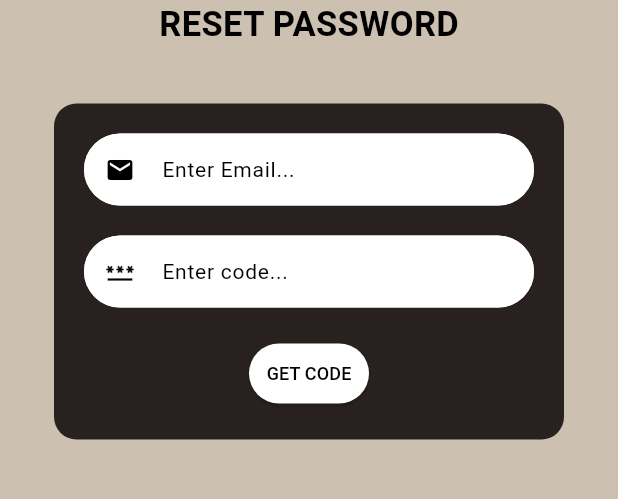
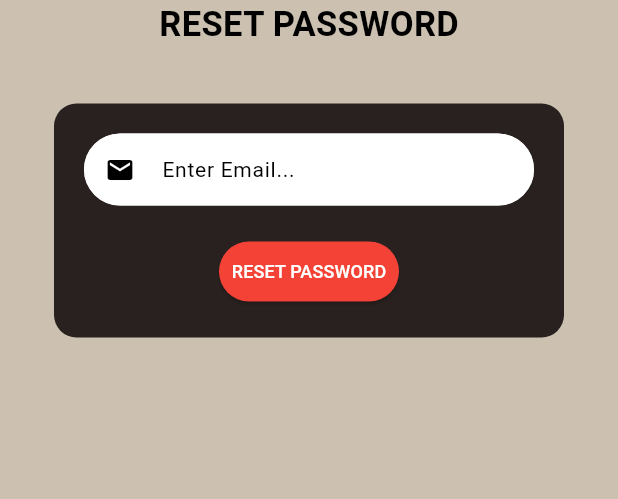
Before and after one commit to iKenn17/flutter_project_2, a Flutter app: the ForgotPasswordPage screen opened directly, on a phone screen of 412 x 824 dp, the part 459-958 px from its top. Run offline on Flutter 3.47's test engine with Material 3 defaults, Android fonts, the phone set to English and light mode, and no system bars; our stand-ins replace firebase_auth, firebase_core; accounts and stored records are empty.

Commit message:
Added loading dialog and added authentication for reset password and mored

```diff
--- a/lib/Screens/forgotpassword_page.dart
+++ b/lib/Screens/forgotpassword_page.dart
@@ -1,3 +1,4 @@
+import 'package:firebase_auth/firebase_auth.dart';
 import 'package:flutter/material.dart';
 
 class ForgotPasswordPage extends StatefulWidget {
@@ -8,9 +9,26 @@ class ForgotPasswordPage extends StatefulWidget {
 }
 
 class _ForgotPasswordPageState extends State<ForgotPasswordPage> {
+  final FirebaseAuth auth = FirebaseAuth.instance;
+  final TextEditingController emailController = TextEditingController();
+  String ? errorMessage;
 
-  final TextEditingController emailController = TextEditingController();
-  final TextEditingController codeController = TextEditingController();
+  Future<void> resetPassword(String email) async {
+    try {
+      if (email.trim().isEmpty) {
+        errorMessage = "Enter valid email...";
+      }
+      await auth.sendPasswordResetEmail(email: email.trim());
+
+      ScaffoldMessenger.of(context).showSnackBar(
+        SnackBar(content: Text("Password reset email sent!")),
+      );
+    }
+    catch (e) {
+      print(e.toString());
+    }
+  }
+
 
 
   @override
@@ -86,8 +104,8 @@ class _ForgotPasswordPageState extends State<ForgotPasswordPage> {
                             ),
                           ),
 
-                          const SizedBox(height: 20),
-
+                          const SizedBox(height: 0),
+                          /*
                           TextFormField(
                             obscureText: true,
                             controller: codeController,
@@ -121,19 +139,21 @@ class _ForgotPasswordPageState extends State<ForgotPasswordPage> {
                               )
                             ),
                           ),
-
+                          */
                           SizedBox(height: 20),
 
                           ElevatedButton(
                             style: ElevatedButton.styleFrom(
-                              backgroundColor: Colors.white,
-                              fixedSize: Size(80, 15),
+                              backgroundColor: Colors.red,
+                              fixedSize: Size(120, 15),
                               padding: EdgeInsets.all(0.5)
                             ),
-                            onPressed: () {},
-                            child: Text('GET CODE',
+                            onPressed: () {
+                              resetPassword(emailController.text);
+                            },
+                            child: Text('RESET PASSWORD',
                             style: TextStyle(
-                              color: Colors.black,
+                              color: Colors.white,
                               fontSize: 12,
                             ))
                           )
--- a/lib/Screens/homepage.dart
+++ b/lib/Screens/homepage.dart
@@ -46,9 +46,7 @@ class _HomePageState extends State<HomePage> {
               }
 
               else if (value == 'Log out') {
-                Navigator.pushReplacement(
-                  context, MaterialPageRoute(builder: (logout) => LoginPage()),
-                );
+                logout(context);
               }
               debugPrint(value);
             },
```
Also changed, not shown: lib/Screens/login_page.dart (+32 -1 lines), lib/Screens/sign_up.dart (+32 -5 lines).
